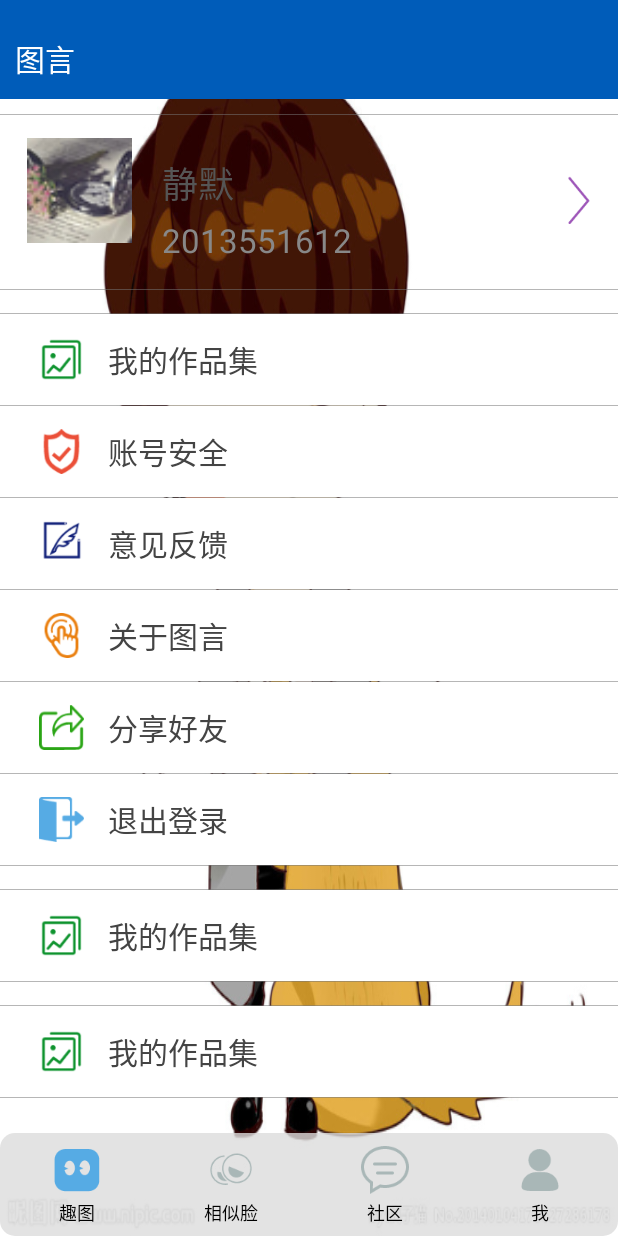
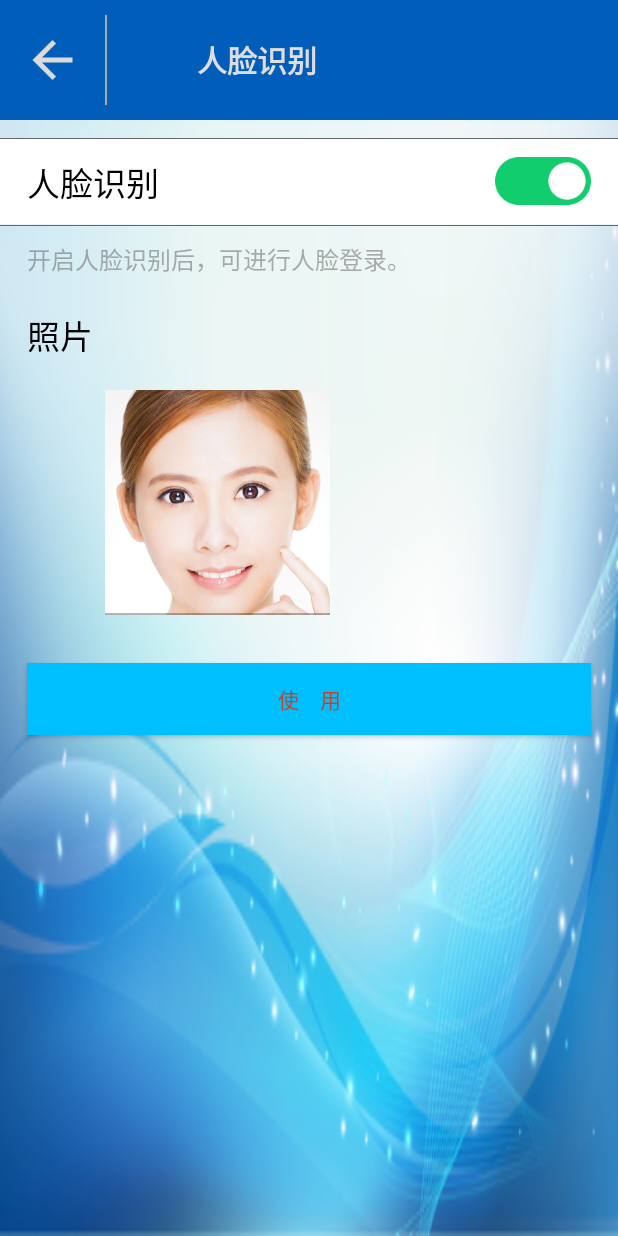
Before and after one commit to 1004145468/FaceAuth, an Android app: the fragment OwnerFragment placed in its activity, after a tap on "账号安全", on a phone screen of 412 x 824 dp. Run offline under Robolectric (Android 15) with nearby library versions, the phone set to English and light mode, and no system bars; libraries missing offline, so code that uses them is left out: cn.bmob.v3; 4 statements that could not run were skipped.

Commit message:
实现人脸注册界面布局，开关控制

```diff
--- a/FaceAuth/app/src/main/java/com/xtu/faceauth/FaceLoginActivity.java
+++ b/FaceAuth/app/src/main/java/com/xtu/faceauth/FaceLoginActivity.java
@@ -254,7 +254,7 @@ public class FaceLoginActivity extends AppCompatActivity implements SurfaceHolde
     private void startShow(Camera camera, SurfaceHolder holder) {
         try {
             camera.setPreviewDisplay(holder);
-            camera.setDisplayOrientation(90);
+            //camera.setDisplayOrientation(90);  //拍摄完成后将拍摄画面旋转90度
             camera.startPreview();
         } catch (IOException e) {
             e.printStackTrace();
--- /dev/null
+++ b/FaceAuth/app/src/main/java/com/xtu/faceauth/FaceRegActivity.java
@@ -0,0 +1,74 @@
+package com.xtu.faceauth;
+
+import android.os.Bundle;
+import android.view.View;
+import android.widget.ImageView;
+import android.widget.TextView;
+
+import com.xtu.faceauth.base.BaseActivity;
+import com.xtu.faceauth.utils.SpUtils;
+
+public class FaceRegActivity extends BaseActivity implements View.OnClickListener {
+
+    //开关切换图片
+    private final int[] TOGGLE_IMAGES = {R.mipmap.face_reg_on, R.mipmap.face_reg_off};
+
+    private ImageView mToggleImage;
+    // 注册时的图片
+    private ImageView mHeadView;
+
+    //开关选择的状态
+    private boolean isOpen;
+
+    @Override
+    protected void onCreate(Bundle savedInstanceState) {
+        super.onCreate(savedInstanceState);
+        setWinFull();
+        setContentView(R.layout.activity_face_reg);
+        //初始化所有视图控件
+        initViews();
+    }
+
+    private void initViews() {
+        TextView titleView = (TextView) findViewById(R.id.id_activity_title);
+        titleView.setText("人脸识别");
+
+        //获取当前的开关状态
+        isOpen = SpUtils.getFaceLogin();
+        // 开关切换图片
+        mToggleImage = (ImageView) findViewById(R.id.id_view);
+        if(isOpen)
+            mToggleImage.setImageResource(TOGGLE_IMAGES[0]);
+        //开启人脸识别的开关
+        View mToggleView = findViewById(R.id.id_toggle);
+        mToggleView.setOnClickListener(this);
+
+        // 选择图片注册图片
+        mHeadView = (ImageView) findViewById(R.id.id_head);
+    }
+
+    //点击使用按钮 触发注册按钮
+    public void onRegist(View view) {
+
+    }
+
+    @Override
+    public void onClick(View v) {
+        switch(v.getId()){
+            case R.id.id_toggle:
+                //切换开关状态
+                isOpen = !isOpen;
+                SpUtils.setFaceLogin(isOpen);
+                if(isOpen)
+                    mToggleImage.setImageResource(TOGGLE_IMAGES[0]);
+                else
+                    mToggleImage.setImageResource(TOGGLE_IMAGES[1]);
+                break;
+            case R.id.id_head:
+                //选择图片
+
+                break;
+            default:
+        }
+    }
+}
--- a/FaceAuth/app/src/main/java/com/xtu/faceauth/MainActivity.java
+++ b/FaceAuth/app/src/main/java/com/xtu/faceauth/MainActivity.java
@@ -28,6 +28,8 @@ public class MainActivity extends AppCompatActivity implements View.OnTouchListe
     private CheckBox mRemenberBox;
     private View rootView;
 
+    private boolean mFaceLogin;
+
     @Override
     protected void onCreate(Bundle savedInstanceState) {
         super.onCreate(savedInstanceState);
@@ -53,6 +55,8 @@ public class MainActivity extends AppCompatActivity implements View.OnTouchListe
     }
 
     private void initToolBar() {
+
+        mFaceLogin = SpUtils.getFaceLogin();
         Toolbar toolbar = (Toolbar) findViewById(R.id.id_toolbar);
         setSupportActionBar(toolbar);
         AppBarLayout appBarLayout = (AppBarLayout) findViewById(R.id.id_toorbarinclude);
@@ -154,7 +158,7 @@ public class MainActivity extends AppCompatActivity implements View.OnTouchListe
                 break;
             case MotionEvent.ACTION_UP:
                 int tmpX = (int) event.getX();
-                if(startX-tmpX>100){
+                if(startX-tmpX>100&&mFaceLogin){
                     //达到侧滑阈值
                     Intent intent= new Intent(this,FaceLoginActivity.class);
                     startActivity(intent);
--- a/FaceAuth/app/src/main/java/com/xtu/faceauth/RegeistActivity.java
+++ b/FaceAuth/app/src/main/java/com/xtu/faceauth/RegeistActivity.java
@@ -22,6 +22,7 @@ public class RegeistActivity extends BaseActivity {
     @Override
     protected void onCreate(Bundle savedInstanceState) {
         super.onCreate(savedInstanceState);
+        setWinFull();
         setContentView(R.layout.activity_regeist);
         initViews();
     }
--- a/FaceAuth/app/src/main/java/com/xtu/faceauth/base/BaseActivity.java
+++ b/FaceAuth/app/src/main/java/com/xtu/faceauth/base/BaseActivity.java
@@ -3,6 +3,7 @@ package com.xtu.faceauth.base;
 import android.os.Bundle;
 import android.support.v7.app.AppCompatActivity;
 import android.view.View;
+import android.view.WindowManager;
 
 public class BaseActivity extends AppCompatActivity {
 
@@ -14,4 +15,8 @@ public class BaseActivity extends AppCompatActivity {
     public void onBack(View view){
         finish();
     }
+
+    protected void setWinFull(){
+        getWindow().setFlags(WindowManager.LayoutParams.FLAG_FULLSCREEN,WindowManager.LayoutParams.FLAG_FULLSCREEN);
+    }
 }
--- a/FaceAuth/app/src/main/java/com/xtu/faceauth/fragment/OwnerFragment.java
+++ b/FaceAuth/app/src/main/java/com/xtu/faceauth/fragment/OwnerFragment.java
@@ -1,5 +1,6 @@
 package com.xtu.faceauth.fragment;
 
+import android.content.Intent;
 import android.os.Bundle;
 import android.support.v4.app.Fragment;
 import android.text.TextUtils;
@@ -9,6 +10,7 @@ import android.view.ViewGroup;
 import android.widget.ImageView;
 import android.widget.TextView;
 
+import com.xtu.faceauth.FaceRegActivity;
 import com.xtu.faceauth.R;
 import com.xtu.faceauth.bean.TYUser;
 import com.xtu.faceauth.utils.BmobUtils;
@@ -79,6 +81,7 @@ public class OwnerFragment extends Fragment implements View.OnClickListener {
 
     @Override
     public void onClick(View v) {
+        Intent intent = new Intent();
         switch (v.getId()) {
             case R.id.id_info:
 
@@ -87,7 +90,7 @@ public class OwnerFragment extends Fragment implements View.OnClickListener {
 
                 break;
             case R.id.id_safe:
-
+                intent.setClass(getActivity(),FaceRegActivity.class);
                 break;
             case R.id.id_idea:
 
@@ -102,5 +105,6 @@ public class OwnerFragment extends Fragment implements View.OnClickListener {
 
                 break;
         }
+        getActivity().startActivity(intent);
     }
 }
--- a/FaceAuth/app/src/main/java/com/xtu/faceauth/utils/SpUtils.java
+++ b/FaceAuth/app/src/main/java/com/xtu/faceauth/utils/SpUtils.java
@@ -12,6 +12,7 @@ import com.xtu.faceauth.config.Constants;
 public class SpUtils {
 
     private static final String AUTOLOGIN = "autologin";
+    private static final String FACELOGIN = "facelogin";
     private static SharedPreferences mSP = TYApplication.getContext().getSharedPreferences(Constants.SpName, Context.MODE_PRIVATE);
 
     //保存配置是否自定登录的参数
@@ -25,4 +26,17 @@ public class SpUtils {
     public static boolean getAutoLogin(){
         return mSP.getBoolean(AUTOLOGIN,false);
     }
+
+    //保存配置是否进行人脸识别
+    public static void setFaceLogin(Boolean value){
+        SharedPreferences.Editor edit = mSP.edit();
+        edit.putBoolean(FACELOGIN,value);
+        edit.commit();
+    }
+
+    //获取当前是否为允许人脸识别
+    public static boolean getFaceLogin(){
+        return mSP.getBoolean(FACELOGIN,false);
+    }
+
 }
--- /dev/null
+++ b/FaceAuth/app/src/main/res/layout/activity_face_reg.xml
@@ -0,0 +1,85 @@
+<?xml version="1.0" encoding="utf-8"?>
+<LinearLayout xmlns:android="http://schemas.android.com/apk/res/android"
+    android:layout_width="match_parent"
+    android:layout_height="match_parent"
+    android:orientation="vertical"
+    android:background="@mipmap/face_reg_bg">
+
+    <include layout="@layout/activity_title" />
+
+    <View
+        android:layout_width="match_parent"
+        android:layout_height="0.5dp"
+        android:layout_marginTop="12dp"
+        android:background="#666" />
+
+    <RelativeLayout
+        android:id="@+id/id_toggle"
+        android:layout_width="match_parent"
+        android:layout_height="wrap_content"
+        android:background="@drawable/owner_item_bg"
+        android:paddingBottom="12dp"
+        android:paddingTop="12dp">
+
+        <TextView
+            android:layout_width="wrap_content"
+            android:layout_height="wrap_content"
+            android:layout_marginLeft="18dp"
+            android:text="@string/face_reg_title"
+            android:textColor="#000"
+            android:textSize="22sp" />
+
+        <ImageView
+            android:id="@+id/id_view"
+            android:layout_width="wrap_content"
+            android:layout_height="wrap_content"
+            android:layout_alignParentRight="true"
+            android:layout_marginRight="18dp"
+            android:src="@mipmap/face_reg_off" />
+
+    </RelativeLayout>
+
+    <View
+        android:layout_width="match_parent"
+        android:layout_height="0.5dp"
+        android:background="#666" />
+
+    <TextView
+        android:layout_width="wrap_content"
+        android:layout_height="wrap_content"
+        android:layout_marginLeft="18dp"
+        android:layout_marginTop="10dp"
+        android:text="@string/face_reg_note"
+        android:textColor="#8666"
+        android:textSize="16sp" />
+
+    <TextView
+        android:layout_width="wrap_content"
+        android:layout_height="wrap_content"
+        android:layout_marginLeft="18dp"
+        android:layout_marginTop="22dp"
+        android:text="@string/face_reg_pic"
+        android:textColor="#000"
+        android:textSize="22sp" />
+
+    <ImageView
+        android:id="@+id/id_head"
+        android:layout_width="150dp"
+        android:layout_height="150dp"
+        android:layout_marginLeft="70dp"
+        android:layout_marginTop="20dp"
+        android:src="@mipmap/default_reg_head" />
+
+
+    <Button
+        android:layout_width="match_parent"
+        android:layout_height="wrap_content"
+        android:layout_marginLeft="18dp"
+        android:layout_marginRight="18dp"
+        android:text="@string/face_reg_btn"
+        android:layout_marginTop="32dp"
+        android:background="#00bfff"
+        android:textColor="@color/hintext"
+        android:onClick="onRegist"/>
+
+</LinearLayout>
--- a/FaceAuth/app/src/main/res/layout/activity_title.xml
+++ b/FaceAuth/app/src/main/res/layout/activity_title.xml
@@ -2,23 +2,24 @@
 <LinearLayout xmlns:android="http://schemas.android.com/apk/res/android"
     android:layout_width="match_parent"
     android:layout_height="wrap_content"
-    android:background="#4689f9"
+    android:background="#005db9"
     android:orientation="horizontal"
-    android:padding="5dp"
+    android:paddingTop="10dp"
+    android:paddingBottom="10dp"
     >
 
     <ImageView
-        android:layout_width="wrap_content"
-        android:layout_height="wrap_content"
+        android:layout_width="70dp"
+        android:layout_height="60dp"
         android:clickable="true"
         android:onClick="onBack"
-        android:padding="5dp"
+        android:padding="10dp"
         android:src="@mipmap/ic_menu_back"/>
 
     <View
-        android:layout_width="2dp"
+        android:layout_width="1dp"
         android:layout_height="match_parent"
-        android:background="#8888"/>
+        android:background="#aaa"/>
 
     <TextView
         android:id="@+id/id_activity_title"
--- a/FaceAuth/app/src/main/res/layout/fragment_owner.xml
+++ b/FaceAuth/app/src/main/res/layout/fragment_owner.xml
@@ -25,7 +25,9 @@
         android:id="@+id/id_info"
         android:layout_width="match_parent"
         android:layout_height="wrap_content"
-        android:layout_marginTop="15dp">
+        android:background="@drawable/owner_item_bg"
+        android:paddingTop="15dp"
+        android:paddingBottom="15dp">
 
         <ImageView
             android:id="@+id/id_head"
@@ -72,7 +74,6 @@
     <View
         android:layout_width="match_parent"
         android:layout_height="0.5dp"
-        android:layout_marginTop="18dp"
         android:background="#8777" />
 
     <!--开始绘制点击项目-->
--- a/FaceAuth/app/src/main/res/values/strings.xml
+++ b/FaceAuth/app/src/main/res/values/strings.xml
@@ -23,5 +23,13 @@
     <string name="owner_idea">意见反馈</string>
     <string name="owner_about">关于图言</string>
     <string name="owner_share">分享好友</string>
+    <string name="face_reg_title">人脸识别</string>
+    <string name="face_reg_note">开启人脸识别后，可进行人脸登录。</string>
+    <string name="face_reg_pic">照片</string>
+    <string name="face_reg_btn">使　用</string>
+
+
     <string name="owner_exit">退出登录</string>
+
+
 </resources>
--- a/FaceAuth/build.gradle
+++ b/FaceAuth/build.gradle
@@ -5,7 +5,7 @@ buildscript {
         jcenter()
     }
     dependencies {
-        classpath 'com.android.tools.build:gradle:2.0.0'
+        classpath 'com.android.tools.build:gradle:2.1.0'
 
         // NOTE: Do not place your application dependencies here; they belong
         // in the individual module build.gradle files
```
Also changed, not shown: FaceAuth/app/src/main/AndroidManifest.xml (+5 -3 lines), FaceAuth/app/src/main/res/mipmap-xhdpi/default_reg_head.jpg (added), FaceAuth/app/src/main/res/mipmap-xhdpi/face_reg_bg.jpg (added), FaceAuth/app/src/main/res/mipmap-xhdpi/face_reg_off.png (added), FaceAuth/app/src/main/res/mipmap-xhdpi/face_reg_on.png (added), FaceAuth/app/src/main/res/mipmap-xhdpi/ic_menu_back.png.
